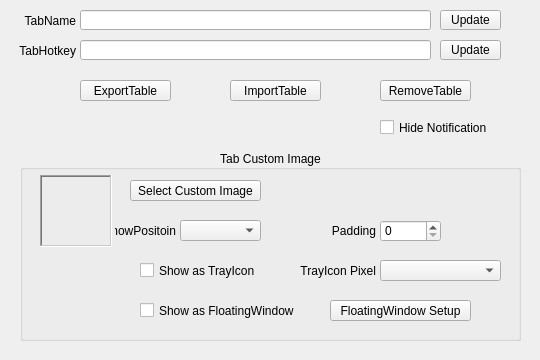
Zalafina/QKeyMapper, file QKeyMapper/qtablesetupdialog.ui: the form before one commit.
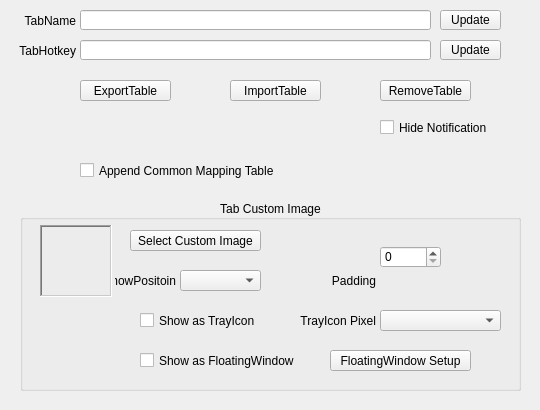
The form after the commit.

Commit message: Add Common Mapping Table.

What changed in the file:
```diff
--- a/QKeyMapper/qtablesetupdialog.ui
+++ b/QKeyMapper/qtablesetupdialog.ui
@@ -7,7 +7,7 @@
     <x>0</x>
     <y>0</y>
     <width>540</width>
-    <height>360</height>
+    <height>410</height>
    </rect>
   </property>
   <property name="sizePolicy">
@@ -19,13 +19,13 @@
   <property name="minimumSize">
    <size>
     <width>540</width>
-    <height>360</height>
+    <height>410</height>
    </size>
   </property>
   <property name="maximumSize">
    <size>
     <width>540</width>
-    <height>360</height>
+    <height>410</height>
    </size>
   </property>
   <property name="windowTitle">
@@ -182,7 +182,7 @@
    <property name="geometry">
     <rect>
      <x>40</x>
-     <y>175</y>
+     <y>225</y>
      <width>72</width>
      <height>72</height>
     </rect>
@@ -210,7 +210,7 @@
    <property name="geometry">
     <rect>
      <x>130</x>
-     <y>180</y>
+     <y>230</y>
      <width>131</width>
      <height>21</height>
     </rect>
@@ -229,7 +229,7 @@
    <property name="geometry">
     <rect>
      <x>180</x>
-     <y>220</y>
+     <y>270</y>
      <width>81</width>
      <height>21</height>
     </rect>
@@ -248,7 +248,7 @@
    <property name="geometry">
     <rect>
      <x>265</x>
-     <y>220</y>
+     <y>270</y>
      <width>111</width>
      <height>22</height>
     </rect>
@@ -264,7 +264,7 @@
    <property name="geometry">
     <rect>
      <x>380</x>
-     <y>220</y>
+     <y>246</y>
      <width>61</width>
      <height>22</height>
     </rect>
@@ -277,7 +277,7 @@
    <property name="geometry">
     <rect>
      <x>115</x>
-     <y>220</y>
+     <y>270</y>
      <width>61</width>
      <height>21</height>
     </rect>
@@ -293,7 +293,7 @@
    <property name="geometry">
     <rect>
      <x>20</x>
-     <y>150</y>
+     <y>200</y>
      <width>501</width>
      <height>191</height>
     </rect>
@@ -309,7 +309,7 @@
    <property name="geometry">
     <rect>
      <x>140</x>
-     <y>260</y>
+     <y>310</y>
      <width>171</width>
      <height>21</height>
     </rect>
@@ -325,7 +325,7 @@
    <property name="geometry">
     <rect>
      <x>140</x>
-     <y>300</y>
+     <y>350</y>
      <width>171</width>
      <height>21</height>
     </rect>
@@ -341,7 +341,7 @@
    <property name="geometry">
     <rect>
      <x>330</x>
-     <y>300</y>
+     <y>350</y>
      <width>141</width>
      <height>21</height>
     </rect>
@@ -360,7 +360,7 @@
    <property name="geometry">
     <rect>
      <x>275</x>
-     <y>260</y>
+     <y>310</y>
      <width>101</width>
      <height>21</height>
     </rect>
@@ -376,7 +376,7 @@
    <property name="geometry">
     <rect>
      <x>380</x>
-     <y>260</y>
+     <y>310</y>
      <width>121</width>
      <height>21</height>
     </rect>
@@ -391,6 +391,22 @@
     <number>-1</number>
    </property>
   </widget>
+  <widget class="QCheckBox" name="appendCommonMappingTableCheckBox">
+   <property name="geometry">
+    <rect>
+     <x>80</x>
+     <y>160</y>
+     <width>241</width>
+     <height>21</height>
+    </rect>
+   </property>
+   <property name="focusPolicy">
+    <enum>Qt::FocusPolicy::NoFocus</enum>
+   </property>
+   <property name="text">
+    <string>Append Common Mapping Table</string>
+   </property>
+  </widget>
   <widget class="QCheckBox" name="hideNotificationCheckBox">
    <property name="geometry">
     <rect>
```
Left out of the diff: 1 changed line with no effect on the pictures. The commit also changes 11 other files.
